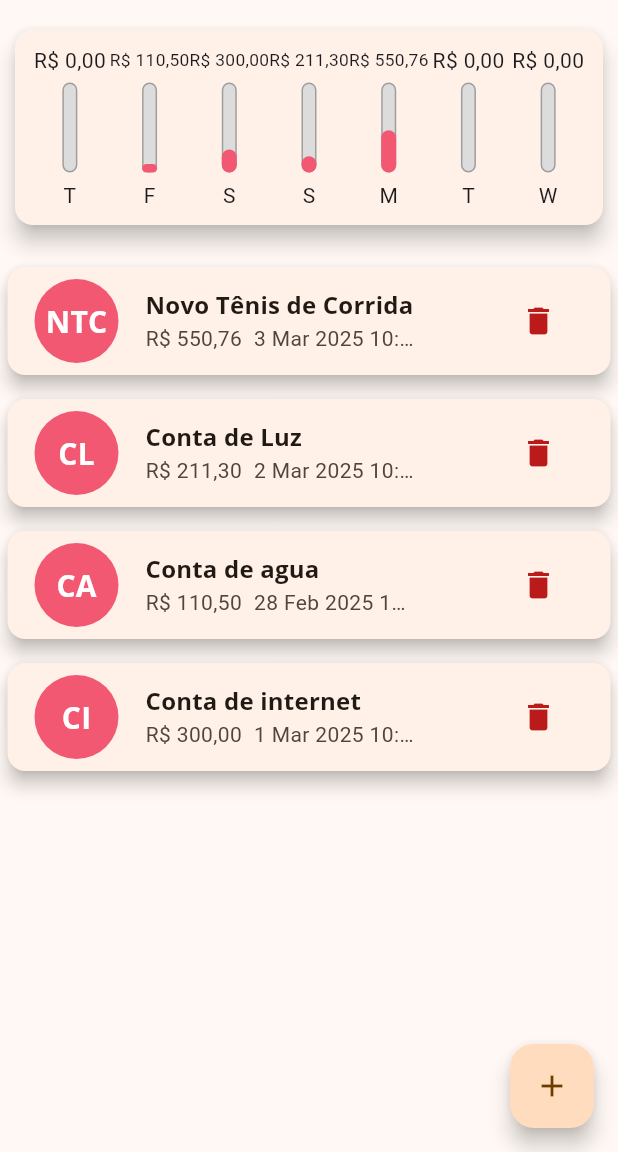
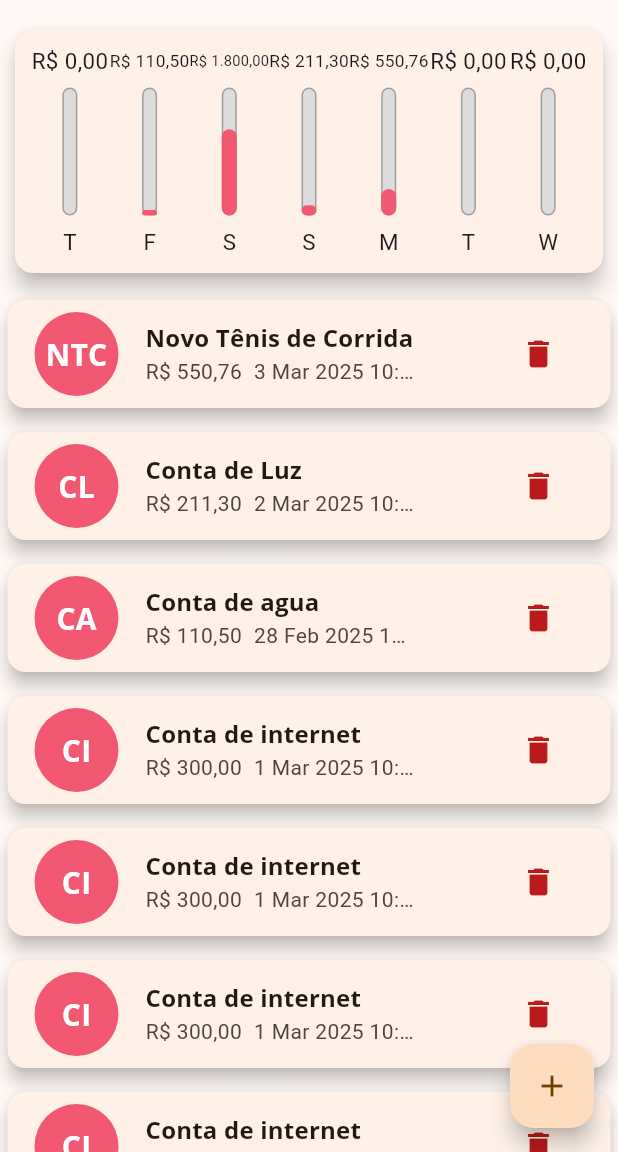
Before and after one commit to IsaiasFernandes/expenses_flutter, a Flutter app: the screen it shows after launch, on a phone screen of 412 x 824 dp, the part 84-1236 px from its top. Run offline on Flutter 3.47's test engine with Material 3 defaults, Android fonts, the phone set to English and light mode, and no system bars; our stand-ins replace flutter_multi_formatter.

Commit message:
trabalhando com mediaquery

```diff
--- a/lib/main.dart
+++ b/lib/main.dart
@@ -9,17 +9,20 @@ main() => runApp(ExpensesApp());
 class ExpensesApp extends StatelessWidget {
   @override
   Widget build(BuildContext context) {
+    final appBar = AppBarTheme(
+      titleTextStyle: TextStyle(fontFamily: 'OpenSans', fontWeight: FontWeight.bold, fontSize: 20),
+      backgroundColor: Color(AppColors.colorPrimary),
+      foregroundColor: Colors.white
+    );
+    final availableHeight = MediaQuery.of(context).size.height - kToolbarHeight - MediaQuery.of(context).padding.top;
+
     return MaterialApp(
       theme: ThemeData(
         fontFamily: 'Quicksand',
         textTheme: ThemeData.light().textTheme.copyWith(
           titleMedium: TextStyle(fontFamily: 'OpenSans', fontWeight: FontWeight.bold, fontSize: 16),
         ),
-        appBarTheme: AppBarTheme(
-          titleTextStyle: TextStyle(fontFamily: 'OpenSans', fontWeight: FontWeight.bold, fontSize: 20),
-          backgroundColor: Color(AppColors.colorPrimary),
-          foregroundColor: Colors.white,
-        ),
+        appBarTheme: appBar,
         colorScheme: ColorScheme.fromSeed(
           seedColor: Color(AppColors.colorSecondary),
           primary: Color(AppColors.colorPrimary),
@@ -28,7 +31,7 @@ class ExpensesApp extends StatelessWidget {
       ),
       home: ChangeNotifierProvider(
           create: (context) => TransactionViewModel(),
-          child: MyHomePage()),
+          child: MyHomePage(availableHeight)),
     );
   }
 }
--- a/lib/presentation/viewmodels/transactionViewmodel.dart
+++ b/lib/presentation/viewmodels/transactionViewmodel.dart
@@ -11,6 +11,11 @@ class TransactionViewModel extends ChangeNotifier {
     Transaction(id: 'T2', title: 'Conta de Luz', value: 211.30, date: DateTime.now().subtract(Duration(days: 3))),
     Transaction(id: 'T3', title: 'Conta de agua', value: 110.50, date: DateTime.now().subtract(Duration(days: 5))),
     Transaction(id: 'T4', title: 'Conta de internet', value: 300.00, date: DateTime.now().subtract(Duration(days: 4))),
+    Transaction(id: 'T5', title: 'Conta de internet', value: 300.00, date: DateTime.now().subtract(Duration(days: 4))),
+    Transaction(id: 'T6', title: 'Conta de internet', value: 300.00, date: DateTime.now().subtract(Duration(days: 4))),
+    Transaction(id: 'T7', title: 'Conta de internet', value: 300.00, date: DateTime.now().subtract(Duration(days: 4))),
+    Transaction(id: 'T8', title: 'Conta de internet', value: 300.00, date: DateTime.now().subtract(Duration(days: 4))),
+    Transaction(id: 'T9', title: 'Conta de utimo', value: 300.00, date: DateTime.now().subtract(Duration(days: 4))),
   ];
   List<Transaction> get transactions => _transactions;
 
--- a/lib/presentation/views/home/chart/chart.dart
+++ b/lib/presentation/views/home/chart/chart.dart
@@ -40,7 +40,7 @@ class Chart extends StatelessWidget {
     final transactionsCard = groupedTransactions(context);
     return Card(
       elevation: 6,
-      margin: EdgeInsets.symmetric(vertical: 20, horizontal: 10),
+      margin: EdgeInsets.only(top: 20, left: 10, right: 10, bottom: 10),
         child: Padding(
           padding: const EdgeInsets.all(10),
           child: Row(
--- a/lib/presentation/views/home/chart/chartBar.dart
+++ b/lib/presentation/views/home/chart/chartBar.dart
@@ -16,18 +16,18 @@ class ChartBar extends StatelessWidget {
 
   @override
   Widget build(BuildContext context) {
+    return LayoutBuilder(
+      builder: (BuildContext context, BoxConstraints constraints) {
         return Column(
           children: [
             Container(
-            height: 20,
-            child: FittedBox(
-                child: Text(formatValue(value))
+              height: constraints.maxHeight * 0.15,
+              child: FittedBox(child: Text(formatValue(value))),
             ),
-        ),
-        SizedBox(height: 5),
+            SizedBox(height: constraints.maxHeight * 0.05),
             Container(
               width: 10,
-          height: 60,
+              height: constraints.maxHeight * 0.6,
               child: Stack(
                 alignment: Alignment.bottomCenter,
                 children: [
@@ -50,9 +50,11 @@ class ChartBar extends StatelessWidget {
                 ],
               ),
             ),
-        SizedBox(height: 5),
-        Text(label),
+            SizedBox(height: constraints.maxHeight * 0.05),
+            Container( height: constraints.maxHeight * 0.15, child: FittedBox(child: Text(label))),
           ],
+        );
+      },
     );
   }
 }
--- a/lib/presentation/views/home/myHomePage.dart
+++ b/lib/presentation/views/home/myHomePage.dart
@@ -9,11 +9,19 @@ import 'buildEmptyList/buildEmptyList.dart';
 import 'card/cardAdpter.dart';
 
 class MyHomePage extends StatefulWidget {
+  final double availableHeight;
+
+  MyHomePage(this.availableHeight);
+
   @override
-  _MyHomePage createState() => _MyHomePage();
+  _MyHomePage createState() => _MyHomePage(availableHeight);
 }
 
 class _MyHomePage extends State<MyHomePage> {
+  final double availableHeight;
+
+  _MyHomePage(this.availableHeight);
+
   _openTransactionFormModal(BuildContext context) {
     showModalBottomSheet(
       context: context,
@@ -51,18 +59,22 @@ class _MyHomePage extends State<MyHomePage> {
         child: Column(
           mainAxisSize: MainAxisSize.min,
           children: <Widget>[
-            Consumer<TransactionViewModel>(
+            Container(
+              height: availableHeight * 0.25,
+              child: Consumer<TransactionViewModel>(
                 builder: (context, viewModel, child) {
                   return Chart(viewModel.recentTransations);
                 },
               ),
-            Consumer<TransactionViewModel>(
+            ),
+            Container(
+              height: availableHeight * 0.75,
+              child: Consumer<TransactionViewModel>(
                 builder: (context, viewModel, child) {
                   return viewModel.transactions.isEmpty
                       ? buildEmptyList(context)
                       : ListView.builder(
-                      shrinkWrap: true,
-                      physics: NeverScrollableScrollPhysics(),
+                        padding: EdgeInsets.only(bottom: 10),
                         itemCount: viewModel.transactions.length,
                         itemBuilder: (ctx, index) {
                           return CardAdapter(
@@ -72,6 +84,7 @@ class _MyHomePage extends State<MyHomePage> {
                         },
                       );
                 },
+              ),
             ),
           ],
         ),
```
Lines whose indentation alone changed are shown as unchanged.
